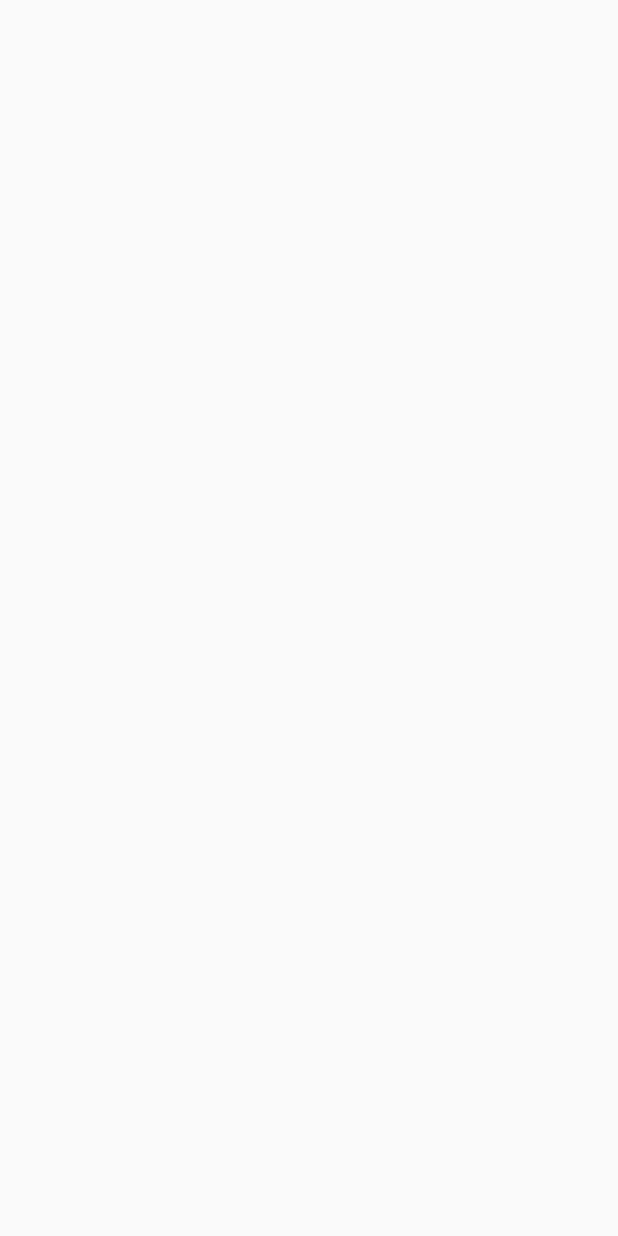
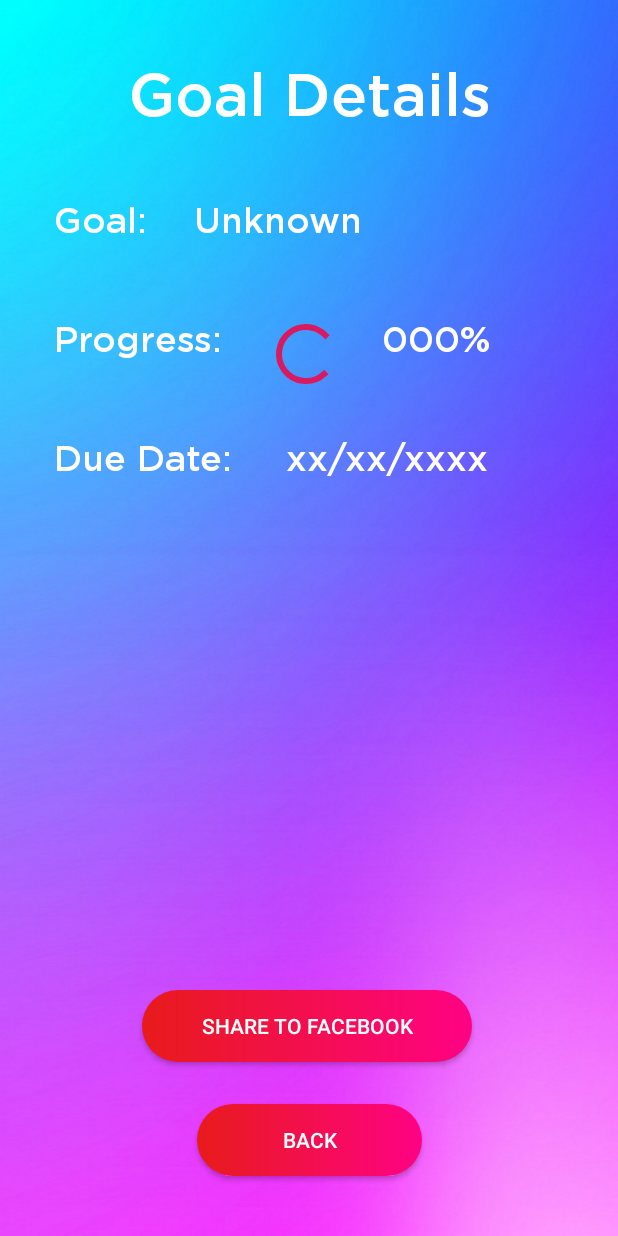
Before and after one commit to adibraup293/Final_Year_Project, an Android app: the GoalDetailsActivity screen opened directly, with no data from a screen before it, on a phone screen of 412 x 824 dp. Before the commit the screen is empty. Run offline under Robolectric (Android 15) with nearby library versions, the phone set to English and light mode, and no system bars.

Commit message:
Design for User: Browse Goals use case

```diff
--- a/app/src/main/res/layout/activity_check_goals_progress.xml
+++ b/app/src/main/res/layout/activity_check_goals_progress.xml
@@ -35,12 +35,12 @@
         app:layout_constraintTop_toBottomOf="@+id/GoalsListTextView" />
 
     <Button
-        android:id="@+id/shareToFBBtn"
+        android:id="@+id/CheckDetailsBtn"
         android:layout_width="220dp"
         android:layout_height="wrap_content"
         android:layout_marginTop="40dp"
         android:background="@drawable/bg_btn"
-        android:text="Share to Facebook"
+        android:text="View Goal Details"
         android:textColor="#FFFFFF"
         app:layout_constraintEnd_toEndOf="parent"
         app:layout_constraintHorizontal_bias="0.497"
--- a/app/src/main/res/layout/activity_goal_details.xml
+++ b/app/src/main/res/layout/activity_goal_details.xml
@@ -4,6 +4,147 @@
     xmlns:tools="http://schemas.android.com/tools"
     android:layout_width="match_parent"
     android:layout_height="match_parent"
-    tools:context=".GoalDetailsActivity">
+    tools:context=".GoalDetailsActivity"
+    android:background="@drawable/gradient_wallpaper">
+
+    <TextView
+        android:id="@+id/GoalDetailsTextView"
+        android:layout_width="wrap_content"
+        android:layout_height="wrap_content"
+        android:layout_marginTop="40dp"
+        android:fontFamily="@font/gothammedium"
+        android:text="Goal Details"
+        android:textAlignment="center"
+        android:textColor="#FFFFFF"
+        android:textSize="40sp"
+        app:layout_constraintEnd_toEndOf="parent"
+        app:layout_constraintStart_toStartOf="parent"
+        app:layout_constraintTop_toTopOf="parent"
+        android:gravity="center_horizontal"
+        tools:targetApi="jelly_bean" />
+
+    <TextView
+        android:id="@+id/GoalView"
+        android:layout_width="wrap_content"
+        android:layout_height="wrap_content"
+        android:layout_marginStart="36dp"
+        android:layout_marginLeft="36dp"
+        android:layout_marginTop="48dp"
+        android:fontFamily="@font/gothammedium"
+        android:text="Goal: "
+        android:textColor="#FFFFFF"
+        android:textSize="24sp"
+        app:layout_constraintStart_toStartOf="parent"
+        app:layout_constraintTop_toBottomOf="@+id/GoalDetailsTextView" />
+
+    <TextView
+        android:id="@+id/GoalContent"
+        android:layout_width="wrap_content"
+        android:layout_height="wrap_content"
+        android:layout_marginStart="24dp"
+        android:layout_marginLeft="24dp"
+        android:layout_marginTop="48dp"
+        android:layout_weight="1"
+        android:ellipsize="none"
+        android:fontFamily="@font/gothammedium"
+        android:scrollHorizontally="false"
+        android:text="Unknown"
+        android:textColor="#FFFFFF"
+        android:textSize="24sp"
+        app:layout_constraintStart_toEndOf="@+id/GoalView"
+        app:layout_constraintTop_toBottomOf="@+id/GoalDetailsTextView" />
+
+    <TextView
+        android:id="@+id/ProgressView"
+        android:layout_width="wrap_content"
+        android:layout_height="wrap_content"
+        android:layout_marginStart="36dp"
+        android:layout_marginLeft="36dp"
+        android:layout_marginTop="52dp"
+        android:fontFamily="@font/gothammedium"
+        android:text="Progress: "
+        android:textColor="#FFFFFF"
+        android:textSize="24sp"
+        app:layout_constraintStart_toStartOf="parent"
+        app:layout_constraintTop_toBottomOf="@+id/GoalView" />
+
+    <ProgressBar
+        android:id="@+id/ProgressBar"
+        android:layout_width="wrap_content"
+        android:layout_height="wrap_content"
+        android:layout_marginStart="24dp"
+        android:layout_marginLeft="24dp"
+        android:layout_marginTop="52dp"
+        app:layout_constraintStart_toEndOf="@+id/ProgressView"
+        app:layout_constraintTop_toBottomOf="@+id/GoalContent" />
+
+    <TextView
+        android:id="@+id/ProgressPercentage"
+        android:layout_width="wrap_content"
+        android:layout_height="wrap_content"
+        android:layout_marginStart="24dp"
+        android:layout_marginLeft="24dp"
+        android:layout_marginTop="52dp"
+        android:fontFamily="@font/gothammedium"
+        android:text="000%"
+        android:textColor="#FFFFFF"
+        android:textSize="24sp"
+        app:layout_constraintEnd_toEndOf="parent"
+        app:layout_constraintHorizontal_bias="0.034"
+        app:layout_constraintStart_toEndOf="@+id/ProgressBar"
+        app:layout_constraintTop_toBottomOf="@+id/GoalContent" />
+
+    <TextView
+        android:id="@+id/DueDateView"
+        android:layout_width="wrap_content"
+        android:layout_height="wrap_content"
+        android:layout_marginStart="36dp"
+        android:layout_marginLeft="36dp"
+        android:layout_marginTop="52dp"
+        android:fontFamily="@font/gothammedium"
+        android:text="Due Date: "
+        android:textColor="#FFFFFF"
+        android:textSize="24sp"
+        app:layout_constraintStart_toStartOf="parent"
+        app:layout_constraintTop_toBottomOf="@+id/ProgressView" />
+
+    <TextView
+        android:id="@+id/DueDateContent"
+        android:layout_width="wrap_content"
+        android:layout_height="wrap_content"
+        android:layout_marginStart="28dp"
+        android:layout_marginLeft="28dp"
+        android:layout_marginTop="52dp"
+        android:fontFamily="@font/gothammedium"
+        android:text="xx/xx/xxxx"
+        android:textColor="#FFFFFF"
+        android:textSize="24sp"
+        app:layout_constraintStart_toEndOf="@+id/DueDateView"
+        app:layout_constraintTop_toBottomOf="@+id/ProgressPercentage" />
+
+    <Button
+        android:id="@+id/shareToFBBtn"
+        android:layout_width="220dp"
+        android:layout_height="wrap_content"
+        android:layout_marginBottom="28dp"
+        android:background="@drawable/bg_btn"
+        android:text="Share to Facebook"
+        android:textColor="#FFFFFF"
+        app:layout_constraintBottom_toTopOf="@+id/logInBtn"
+        app:layout_constraintEnd_toEndOf="parent"
+        app:layout_constraintHorizontal_bias="0.492"
+        app:layout_constraintStart_toStartOf="parent" />
+
+    <Button
+        android:id="@+id/logInBtn"
+        android:layout_width="150dp"
+        android:layout_height="wrap_content"
+        android:layout_marginBottom="40dp"
+        android:background="@drawable/bg_btn"
+        android:text="Back"
+        android:textColor="#FFFFFF"
+        app:layout_constraintBottom_toBottomOf="parent"
+        app:layout_constraintEnd_toEndOf="parent"
+        app:layout_constraintStart_toStartOf="parent" />
 
 </androidx.constraintlayout.widget.ConstraintLayout>
```
